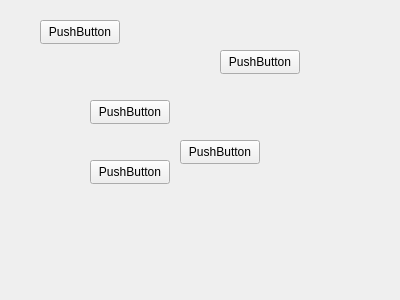
Before: the Qt Designer form videolistelement.ui in Filomilo/YtDownloaderQt, drawn with Qt 5.
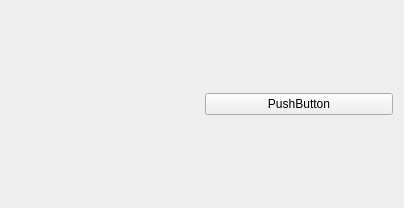
After: the same form once the commit is applied.

The edit to the form file:
```diff
--- a/videolistelement.ui
+++ b/videolistelement.ui
@@ -6,78 +6,29 @@
    <rect>
     <x>0</x>
     <y>0</y>
-    <width>400</width>
-    <height>300</height>
+    <width>404</width>
+    <height>208</height>
    </rect>
   </property>
   <property name="windowTitle">
    <string>Form</string>
   </property>
-  <widget class="QPushButton" name="pushButton">
-   <property name="geometry">
-    <rect>
-     <x>40</x>
-     <y>20</y>
-     <width>80</width>
-     <height>24</height>
-    </rect>
-   </property>
-   <property name="text">
-    <string>PushButton</string>
-   </property>
-  </widget>
-  <widget class="QPushButton" name="pushButton_2">
-   <property name="geometry">
-    <rect>
-     <x>90</x>
-     <y>100</y>
-     <width>80</width>
-     <height>24</height>
-    </rect>
-   </property>
-   <property name="text">
-    <string>PushButton</string>
-   </property>
-  </widget>
-  <widget class="QPushButton" name="pushButton_3">
-   <property name="geometry">
-    <rect>
-     <x>90</x>
-     <y>160</y>
-     <width>80</width>
-     <height>24</height>
-    </rect>
-   </property>
-   <property name="text">
-    <string>PushButton</string>
-   </property>
-  </widget>
-  <widget class="QPushButton" name="pushButton_4">
-   <property name="geometry">
-    <rect>
-     <x>180</x>
-     <y>140</y>
-     <width>80</width>
-     <height>24</height>
-    </rect>
-   </property>
-   <property name="text">
-    <string>PushButton</string>
-   </property>
-  </widget>
-  <widget class="QPushButton" name="pushButton_5">
-   <property name="geometry">
-    <rect>
-     <x>220</x>
-     <y>50</y>
-     <width>80</width>
-     <height>24</height>
-    </rect>
-   </property>
-   <property name="text">
-    <string>PushButton</string>
-   </property>
-  </widget>
+  <layout class="QHBoxLayout" name="horizontalLayout_2">
+   <item>
+    <widget class="QLabel" name="label">
+     <property name="text">
+      <string/>
+     </property>
+    </widget>
+   </item>
+   <item>
+    <widget class="QPushButton" name="pushButton">
+     <property name="text">
+      <string>PushButton</string>
+     </property>
+    </widget>
+   </item>
+  </layout>
  </widget>
  <resources/>
  <connections/>
```
